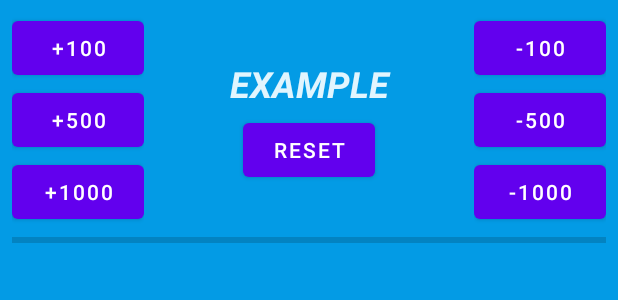
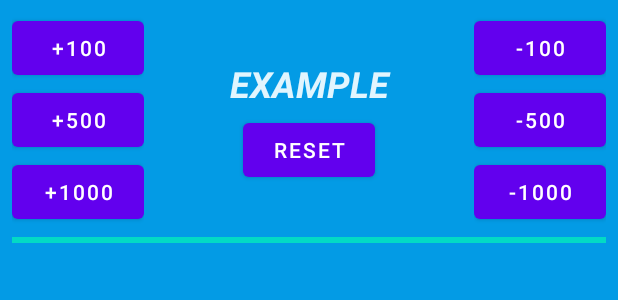
Before and after one commit to DRay6/LifeCounter, an Android app: the layout life_counter_widget.xml on its own in the app's theme, with its tools: preview values and no code run, on a phone screen of 412 x 824 dp. Shown: the top 300 px of the screen. Run offline under Robolectric (Android 15) with nearby library versions, the phone set to English and light mode, and no system bars.

Commit message:
Update on Buttonclick

```diff
--- a/app/src/main/java/ch/helsana/lifecounter/LifeCounterWidgetConfigureActivity.java
+++ b/app/src/main/java/ch/helsana/lifecounter/LifeCounterWidgetConfigureActivity.java
@@ -34,15 +34,17 @@ public class LifeCounterWidgetConfigureActivity extends Activity {
             // It is the responsibility of the configuration activity to update the app widget
             AppWidgetManager appWidgetManager = AppWidgetManager.getInstance(context);
             LifeCounterWidget.updateAppWidget(context, appWidgetManager, mAppWidgetId);
+            LifeCounterWidget lifeCounterWidget = new LifeCounterWidget();
+            lifeCounterWidget.onUpdate(context);
 
             // Make sure we pass back the original appWidgetId
             Intent resultValue = new Intent();
             resultValue.putExtra(AppWidgetManager.EXTRA_APPWIDGET_ID, mAppWidgetId);
             setResult(RESULT_OK, resultValue);
+
             finish();
         }
     };
-    private LifeCounterWidgetConfigureBinding binding;
 
     public LifeCounterWidgetConfigureActivity() {
         super();
@@ -81,7 +83,7 @@ public class LifeCounterWidgetConfigureActivity extends Activity {
         // out of the widget placement if the user presses the back button.
         setResult(RESULT_CANCELED);
 
-        binding = LifeCounterWidgetConfigureBinding.inflate(getLayoutInflater());
+        ch.helsana.lifecounter.databinding.LifeCounterWidgetConfigureBinding binding = LifeCounterWidgetConfigureBinding.inflate(getLayoutInflater());
         setContentView(binding.getRoot());
 
         mAppWidgetText = binding.lifepointsText;
--- a/app/src/main/res/layout/life_counter_widget.xml
+++ b/app/src/main/res/layout/life_counter_widget.xml
@@ -105,7 +105,9 @@
             android:id="@+id/progressBar"
             style="?android:attr/progressBarStyleHorizontal"
             android:layout_width="match_parent"
-            android:layout_height="wrap_content" />
+            android:layout_height="wrap_content"
+            android:max="8000"
+            android:progress="8000" />
     </LinearLayout>
 
 </RelativeLayout>
```
Also changed, not shown: app/src/main/java/ch/helsana/lifecounter/LifeCounterWidget.java (+17 -5 lines).
